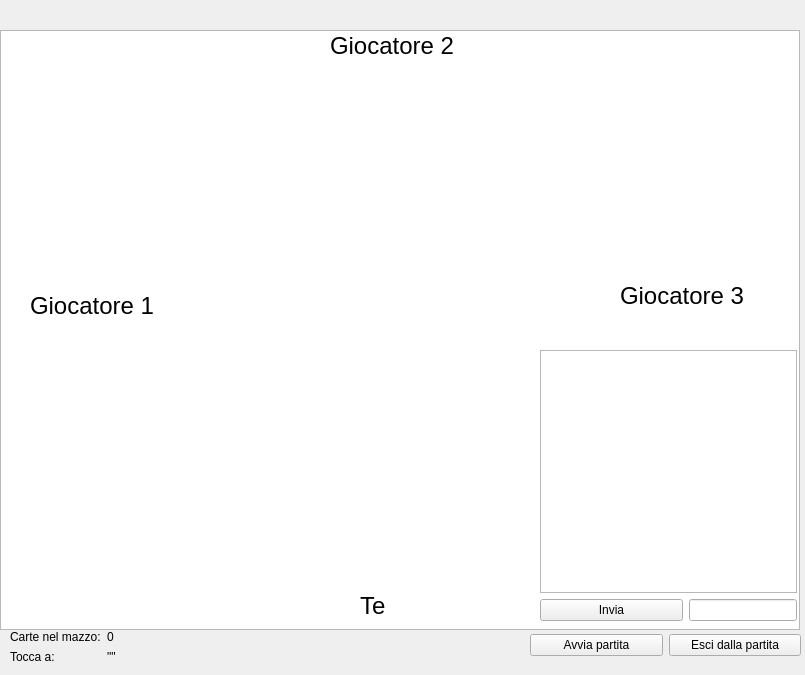
tizbac/briscola, file Client/gamewindow.ui: the form before one commit.
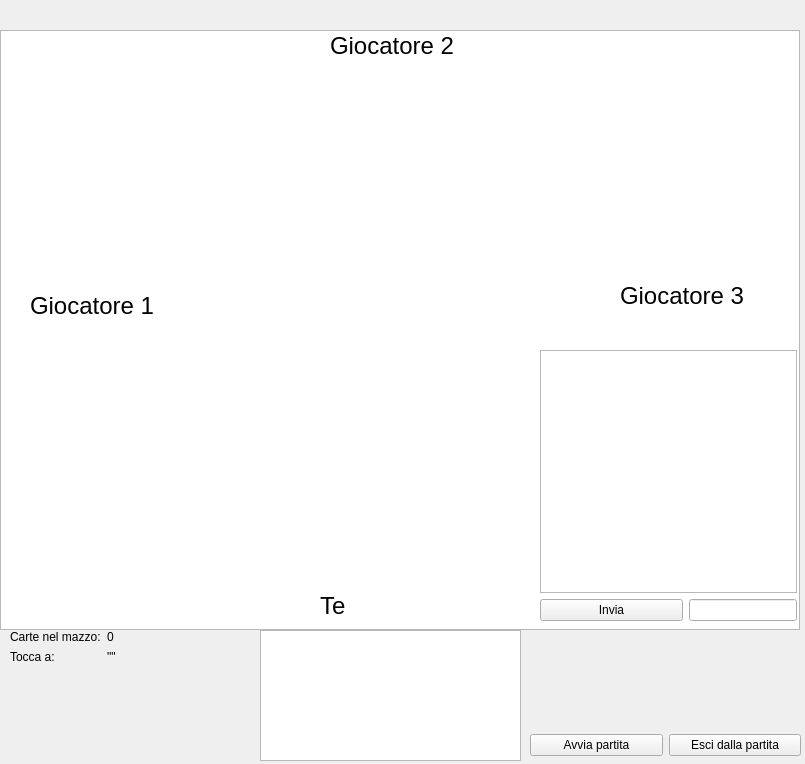
The form after the commit.

The edit to the form file:
```diff
--- a/Client/gamewindow.ui
+++ b/Client/gamewindow.ui
@@ -7,7 +7,7 @@
     <x>0</x>
     <y>0</y>
     <width>805</width>
-    <height>675</height>
+    <height>764</height>
    </rect>
   </property>
   <property name="windowTitle">
@@ -21,7 +21,7 @@
     <property name="geometry">
      <rect>
       <x>530</x>
-      <y>630</y>
+      <y>730</y>
       <width>271</width>
       <height>31</height>
      </rect>
@@ -49,7 +49,7 @@
       <x>10</x>
       <y>630</y>
       <width>241</width>
-      <height>42</height>
+      <height>131</height>
      </rect>
     </property>
     <layout class="QFormLayout" name="formLayout">
@@ -86,7 +86,7 @@
    <widget class="QLabel" name="lblp">
     <property name="geometry">
      <rect>
-      <x>360</x>
+      <x>320</x>
       <y>590</y>
       <width>251</width>
       <height>31</height>
@@ -261,7 +261,16 @@
      </item>
     </layout>
    </widget>
-   <zorder>graphicsView</zorder>
+   <widget class="QTreeView" name="scorelist">
+    <property name="geometry">
+     <rect>
+      <x>260</x>
+      <y>630</y>
+      <width>261</width>
+      <height>131</height>
+     </rect>
+    </property>
+   </widget>
    <zorder>horizontalLayoutWidget</zorder>
    <zorder>formLayoutWidget</zorder>
    <zorder>lblp</zorder>
```
Left out of the diff: 6 changed lines with no effect on the pictures.
